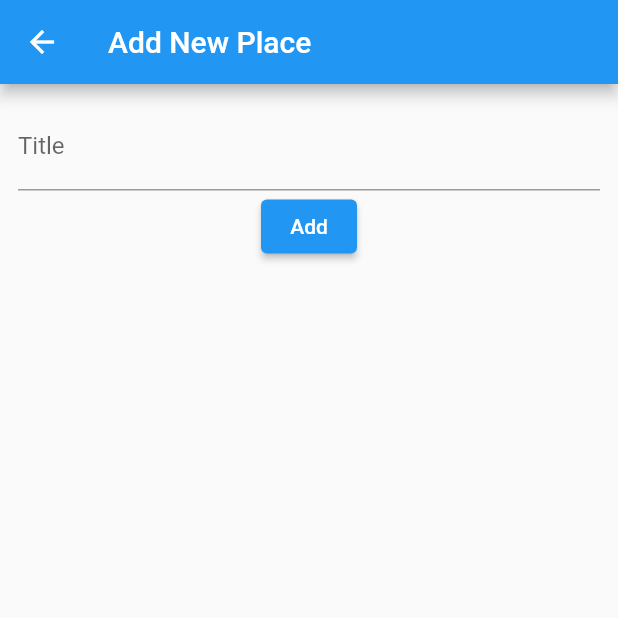
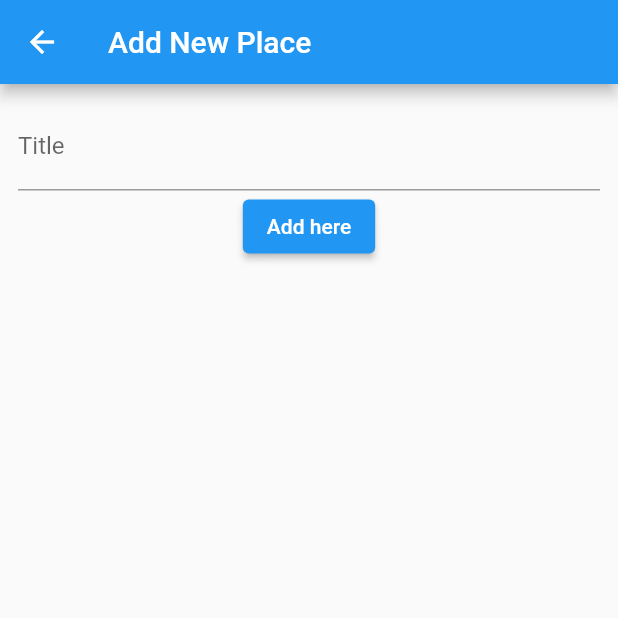
Before and after one commit to iHamza7/Native-features, a Flutter app: the AddPlaceScreen screen opened directly, on a phone screen of 412 x 824 dp, the top half of it. Run offline on Flutter 3.47's test engine with Material 2 defaults, Android fonts, the phone set to English and light mode, and no system bars.

Commit message:
lib changed

```diff
--- a/lib/screens/addplacesscreen.dart
+++ b/lib/screens/addplacesscreen.dart
@@ -32,7 +32,7 @@ class _AddPlaceScreenState extends State<AddPlaceScreen> {
             ),
             ElevatedButton(
               onPressed: () {},
-              child: const Text('Add'),
+              child: const Text('Add here'),
             ),
           ],
         ),
```
